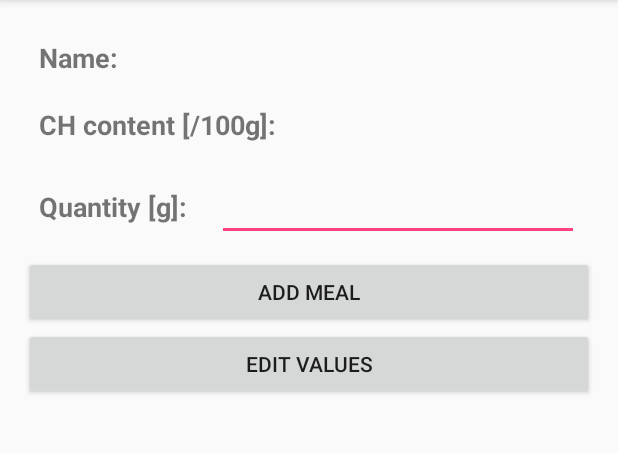
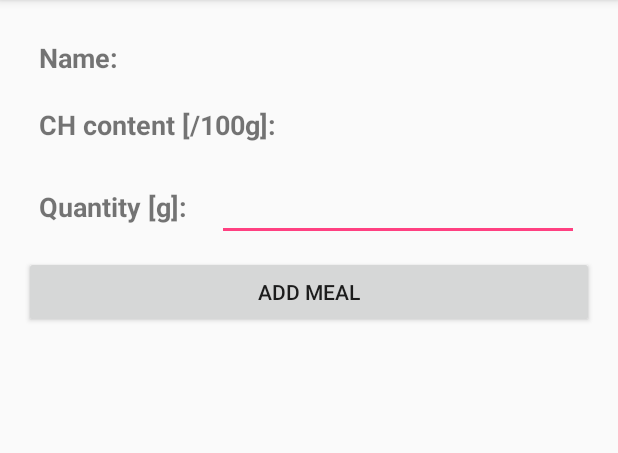
Before and after one commit to aowczarek/CHTrack, an Android app: the DetailsActivity screen opened directly, with no data from a screen before it, after a tap on "ADD MEAL", on a phone screen of 412 x 824 dp, the part 84-537 px from its top. Run offline under Robolectric (Android 15) with nearby library versions, the phone set to English and light mode, and no system bars; 1 statement that could not run was skipped.

Commit message:
DeatilsActivity fixes

```diff
--- a/app/src/main/java/com/example/kilgore/chtrack/DetailsActivity.java
+++ b/app/src/main/java/com/example/kilgore/chtrack/DetailsActivity.java
@@ -1,16 +1,13 @@
 package com.example.kilgore.chtrack;
 
 
-import android.graphics.Bitmap;
+import android.content.DialogInterface;
 import android.os.Bundle;
+import android.support.v7.app.AlertDialog;
 import android.support.v7.app.AppCompatActivity;
-import android.text.Editable;
-import android.text.TextWatcher;
 import android.view.View;
 import android.widget.Button;
 import android.widget.EditText;
-import android.widget.ImageView;
-import android.widget.TextView;
 import android.widget.Toast;
 
 import java.util.Locale;
@@ -18,7 +15,7 @@ import java.util.Locale;
 public class DetailsActivity extends AppCompatActivity {
 
     EditText editTextName, editTextCH, editTextQuantity;
-    Button buttonAdd, buttonEdit;
+    Button buttonAdd;
 
     Food selectedFood;
 
@@ -36,7 +33,6 @@ public class DetailsActivity extends AppCompatActivity {
         editTextQuantity = (EditText) findViewById(R.id.quantityValue);
 
         buttonAdd = (Button) findViewById(R.id.buttonAdd);
-        buttonEdit = (Button) findViewById(R.id.buttonEdit);
 
         editTextQuantity.requestFocus();
 
@@ -58,43 +54,42 @@ public class DetailsActivity extends AppCompatActivity {
             @Override
             public void onClick(View v) {
 
-                String name =  editTextName.getText().toString().trim();
-                String carb =  editTextCH.getText().toString().trim();
-                String quantity = editTextQuantity.getText().toString().trim();
+                final String name =  editTextName.getText().toString().trim();
+                final String carb =  editTextCH.getText().toString().trim();
+                final String quantity = editTextQuantity.getText().toString().trim();
 
                 if (name.isEmpty() || carb.isEmpty() || quantity.isEmpty()) {
                     Toast.makeText(DetailsActivity.this, "No empty values allowed", Toast.LENGTH_SHORT).show();
                 }
+                else {
 
-//                if (!name.equalsIgnoreCase(selectedFood.getName())){
-//
-//                }
-//
-//                if(!carb.equalsIgnoreCase(selectedFood.getCarb().toString())){
-//
-//                }
+                    if (!name.equalsIgnoreCase(selectedFood.getName()) || Float.parseFloat(carb) != selectedFood.getCarb()) {
 
-                else{
-                    db.createMeal(new Meal(name, selectedFood, Float.parseFloat(quantity)));
-                }
-            }
-        });
+                        AlertDialog.Builder ab = new AlertDialog.Builder(DetailsActivity.this);
 
-        buttonEdit.setOnClickListener(new View.OnClickListener(){
+                        ab.setTitle("Food info changed");
+                        ab.setMessage("Do you really want to change name and/or CH values for this food?");
 
-            @Override
-            public void onClick(View v) {
+                        ab.setPositiveButton("OK", new DialogInterface.OnClickListener() {
 
-                String name =  editTextName.getText().toString().trim();
-                String carb =  editTextCH.getText().toString().trim();
+                            @Override
+                            public void onClick(DialogInterface dialog, int which) {
 
-                if (name.isEmpty() || carb.isEmpty()) {
-                    Toast.makeText(DetailsActivity.this, "No empty values allowed", Toast.LENGTH_SHORT).show();
-                }
-                else{
-                    db.updateFood(selectedFood.getId(), name, Float.parseFloat(carb));
-                    Toast.makeText(DetailsActivity.this, "Food info updated", Toast.LENGTH_SHORT).show();
-                    finish();
+                                db.updateFood(selectedFood.getId(), name, Float.parseFloat(carb));
+                                Toast.makeText(DetailsActivity.this, "Food saved", Toast.LENGTH_SHORT).show();
+                            }
+                        });
+
+                        ab.setNegativeButton("Cancel", null);
+                        ab.show();
+
+                    }
+                    else {
+
+                        db.createMeal(new Meal(name, selectedFood, Float.parseFloat(quantity)));
+                        Toast.makeText(DetailsActivity.this, "Meal saved", Toast.LENGTH_SHORT).show();
+                        finish();
+                    }
                 }
             }
         });
--- a/app/src/main/res/layout/activity_details.xml
+++ b/app/src/main/res/layout/activity_details.xml
@@ -95,28 +95,14 @@
 
     </android.support.v7.widget.LinearLayoutCompat>
 
-    <android.support.v7.widget.LinearLayoutCompat
+    <Button
+        android:id="@+id/buttonAdd"
+        android:layout_below="@id/quantity"
         android:layout_width="match_parent"
         android:layout_height="wrap_content"
-        android:id="@+id/buttons"
-        android:orientation="vertical"
-        android:layout_below="@id/quantity"
-        android:layout_alignParentBottom="true">
+        android:text="Add meal" />
 
-        <Button
-            android:id="@+id/buttonAdd"
-            android:layout_width="match_parent"
-            android:layout_height="wrap_content"
-            android:text="Add meal" />
 
-        <Button
-            android:id="@+id/buttonEdit"
-            android:layout_width="match_parent"
-            android:layout_height="wrap_content"
-            android:layout_below="@id/buttonAdd"
-            android:text="Edit values"/>
-
-    </android.support.v7.widget.LinearLayoutCompat>
 
 
 
```
